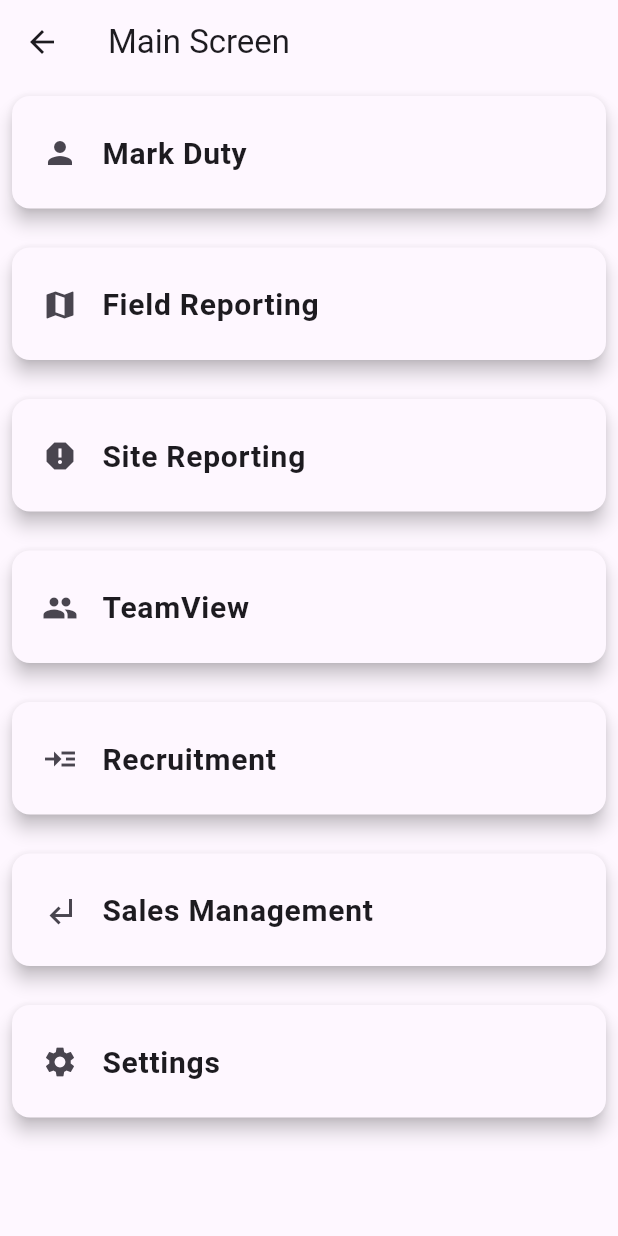
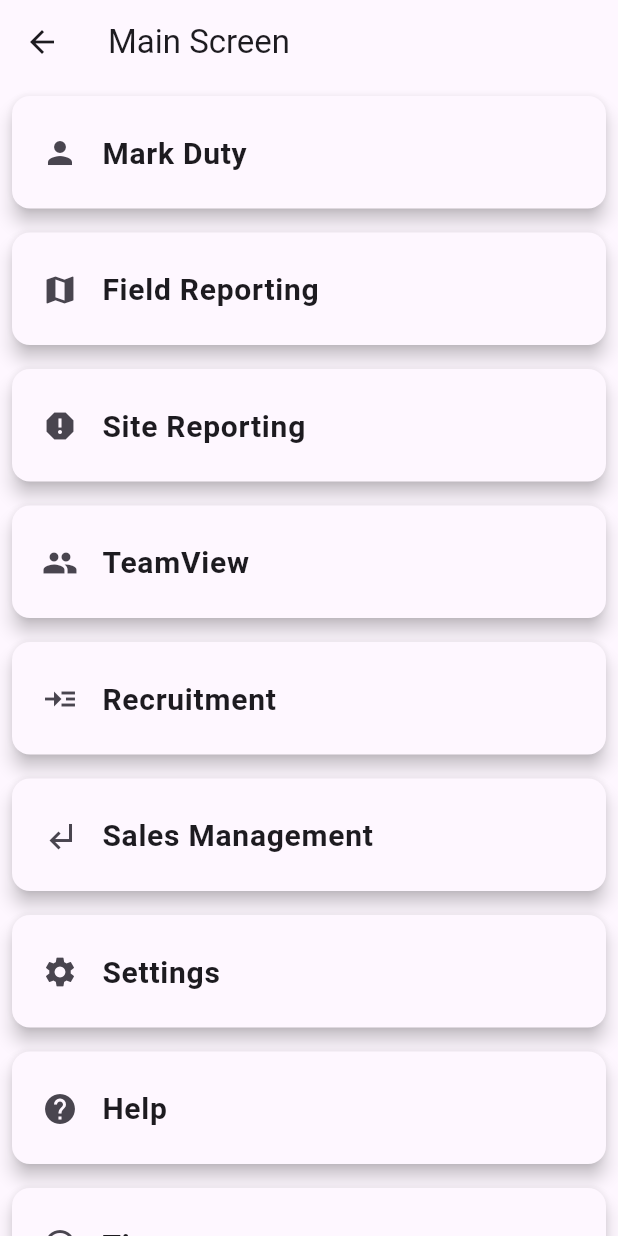
Before and after one commit to dhirenvigoinfotech/smart_erp, a Flutter app: the screen it shows after launch, after a tap on "Login", on a phone screen of 412 x 824 dp. Run offline on Flutter 3.47's test engine with Material 3 defaults, Android fonts, the phone set to English and light mode, and no system bars; our stand-ins replace firebase_core; accounts and stored records are empty.

Commit message:
New Project

```diff
--- a/lib/Screens/main_screen.dart
+++ b/lib/Screens/main_screen.dart
@@ -1,154 +1,118 @@
 import 'package:flutter/material.dart';
+import '../Authentication/login_screen.dart';
 
-class MainScreen extends StatelessWidget {
+
+class MainScreen extends StatefulWidget {
+  @override
+  _MainScreenState createState() => _MainScreenState();
+}
+
+class _MainScreenState extends State<MainScreen> {
+  List<String> menuItems = [
+    'Mark Duty',
+    'Field Reporting',
+    'Site Reporting',
+    'TeamView',
+    'Recruitment',
+    'Sales Management',
+    'Settings',
+    'Help',
+    'Time',
+    'Date'
+  ];
+
+  List<void Function(BuildContext)> onTapActions = [
+        (context) {
+      print('Mark Duty tapped');
+      Navigator.push(context, MaterialPageRoute(builder: (context) =>LoginPage()));
+    },
+        (context) {
+      print('Field Reporting tapped');
+    },
+        (context) {
+      print('Site Reporting tapped');
+    },
+        (context) {
+      print('TeamView tapped');
+    },
+        (context) {
+      print('Recruitment tapped');
+    },
+        (context) {
+      print('Sales Management tapped');
+    },
+        (context) {
+      Navigator.push(context, MaterialPageRoute(builder: (context) => LoginPage()));
+      print('Settings tapped');
+    },
+        (context){
+      Navigator.push(context, MaterialPageRoute(builder: (context) => LoginPage()));
+      print('Help Tapped');
+    },
+        (context){
+      print('Time Tapped');
+        },
+        (context){
+      print('Date Tapped');
+        }
+  ];
+
   @override
   Widget build(BuildContext context) {
     return Scaffold(
       appBar: AppBar(
         title: const Text('Main Screen'),
       ),
-      body: ListView(
-        children: [
-
-          Container(
+      body: ListView.builder(
+        itemCount: menuItems.length,
+        itemBuilder: (context, index) {
+          return GestureDetector(
+            onTap: () {
+              onTapActions[index](context);
+            },
+            child: Container(
               height: 75,
               margin: const EdgeInsets.all(8.0),
               child: Material(
                 borderRadius: BorderRadius.circular(12.0),
                 elevation: 5.0,
                 child: ListTile(
-                contentPadding: EdgeInsets.fromLTRB(20, 10, 0, 0),
-                title: const Text('Mark Duty',
-                  style: TextStyle(fontSize: 20.0,fontWeight: FontWeight.bold),
+                  contentPadding: const EdgeInsets.fromLTRB(20, 10, 0, 0),
+                  title: Text(
+                    menuItems[index],
+                    style: const TextStyle(fontSize: 20.0, fontWeight: FontWeight.bold),
                   ),
-                leading: const Icon(Icons.person),
-                onTap: () {},
+                  leading: Icon(getIconForItem(index)),
                 ),
               ),
             ),
-
-          const SizedBox(height: 10),
-
-          Container(
-            height: 75,
-            margin: const EdgeInsets.all(8.0),
-            child: Material(
-              borderRadius: BorderRadius.circular(12.0),
-              elevation: 5.0,
-              child: ListTile(
-                contentPadding: EdgeInsets.fromLTRB(20, 10, 0, 0),
-                title: const Text('Field Reporting',
-                  style: TextStyle(fontSize: 20.0,fontWeight: FontWeight.bold),
-                ),
-                leading: const Icon(Icons.map),
-                onTap: () {},
-              ),
-            ),
-          ),
-
-
-          const SizedBox(height: 10),
-
-          Container(
-            height: 75,
-            margin: const EdgeInsets.all(8.0),
-            child: Material(
-              borderRadius: BorderRadius.circular(12.0),
-              elevation: 5.0,
-              child: ListTile(
-                contentPadding: EdgeInsets.fromLTRB(20, 10, 0, 0),
-                title: const Text('Site Reporting',
-                  style: TextStyle(fontSize: 20.0,fontWeight: FontWeight.bold),
-                ),
-                leading: const Icon(Icons.report),
-                onTap: () {},
-              ),
-            ),
-          ),
-
-
-          const SizedBox(height: 10),
-
-          Container(
-            height: 75,
-            margin: const EdgeInsets.all(8.0),
-            child: Material(
-              borderRadius: BorderRadius.circular(12.0),
-              elevation: 5.0,
-              child: ListTile(
-                contentPadding: EdgeInsets.fromLTRB(20, 10, 0, 0),
-                title: const Text('TeamView',
-                  style: TextStyle(fontSize: 20.0,fontWeight: FontWeight.bold),
-                ),
-                leading: const Icon(Icons.people),
-                onTap: () {},
-              ),
-            ),
-          ),
-
-
-          const SizedBox(height: 10),
-
-          Container(
-            height: 75,
-            margin: const EdgeInsets.all(8.0),
-            child: Material(
-              borderRadius: BorderRadius.circular(12.0),
-              elevation: 5.0,
-              child: ListTile(
-                contentPadding: EdgeInsets.fromLTRB(20, 10, 0, 0),
-                title: const Text('Recruitment',
-                  style: TextStyle(fontSize: 20.0,fontWeight: FontWeight.bold),
-                ),
-                leading: const Icon(Icons.read_more),
-                onTap: () {},
-              ),
-            ),
-          ),
-
-
-          const SizedBox(height: 10),
-
-          Container(
-            height: 75,
-            margin: const EdgeInsets.all(8.0),
-            child: Material(
-              borderRadius: BorderRadius.circular(12.0),
-              elevation: 5.0,
-              child: ListTile(
-                contentPadding: EdgeInsets.fromLTRB(20, 10, 0, 0),
-                title: const Text('Sales Management',
-                  style: TextStyle(fontSize: 20.0,fontWeight: FontWeight.bold),
-                ),
-                leading: const Icon(Icons.subdirectory_arrow_left_sharp),
-                onTap: () {},
-              ),
-            ),
-          ),
-
-
-          const SizedBox(height: 10),
-
-          Container(
-            height: 75,
-            margin: const EdgeInsets.all(8.0),
-            child: Material(
-              borderRadius: BorderRadius.circular(12.0),
-              elevation: 5.0,
-              child: ListTile(
-                contentPadding: EdgeInsets.fromLTRB(20, 10, 0, 0),
-                title: const Text('Settings',
-                  style: TextStyle(fontSize: 20.0,fontWeight: FontWeight.bold),
-                ),
-                leading: const Icon(Icons.settings),
-                onTap: () {},
-              ),
-            ),
-          ),
-
-
-        ],
+          );},
       ),
     );
   }
+
+  IconData getIconForItem(int index) {
+    switch (index) {
+      case 0:
+        return Icons.person;
+      case 1:
+        return Icons.map;
+      case 2:
+        return Icons.report;
+      case 3:
+        return Icons.people;
+      case 4:
+        return Icons.read_more;
+      case 5:
+        return Icons.subdirectory_arrow_left_sharp;
+      case 6:
+        return Icons.settings;
+      case 7:
+        return Icons.help;
+      case 8:
+        return Icons.access_time;
+      default:
+        return Icons.calendar_month;
     }
+  }
+}
--- a/lib/main.dart
+++ b/lib/main.dart
@@ -1,5 +1,5 @@
 import 'package:flutter/material.dart';
-import 'package:smart_erp/Authentication/login_screen.dart';
+import 'Authentication/login_screen.dart';
 
 void main() {
   runApp(MyApp());
@@ -8,8 +8,12 @@ void main() {
 class MyApp extends StatelessWidget {
   @override
   Widget build(BuildContext context) {
-    return const MaterialApp(
+    return MaterialApp(
       debugShowCheckedModeBanner: false,
+      theme: ThemeData(
+        primarySwatch: Colors.blue,
+        visualDensity: VisualDensity.adaptivePlatformDensity,
+      ),
       home: LoginPage(),
     );
   }
```
Lines whose indentation alone changed are shown as unchanged.
